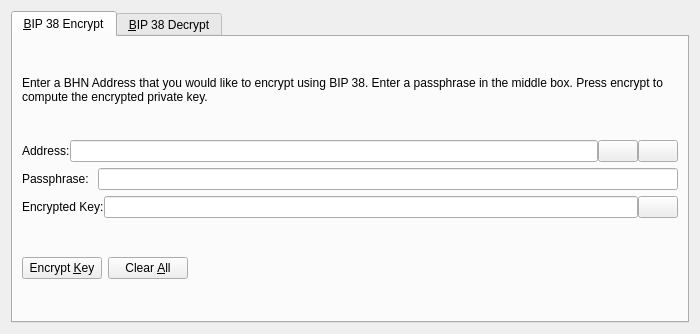
Above: src/qt/forms/bip38tooldialog.ui from CryptoEnder/Leafn0de before the change. Below: the same form after it.
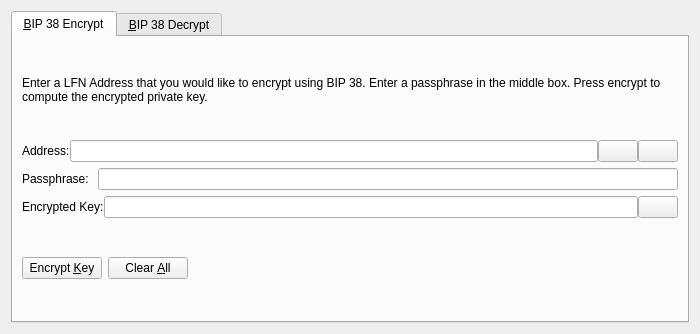
That is the form after the change. The open tabs and pages were chosen to show the change. Icons and pictures are not drawn. Custom widgets are drawn as their Qt base class.

```diff
--- a/src/qt/forms/bip38tooldialog.ui
+++ b/src/qt/forms/bip38tooldialog.ui
@@ -30,7 +30,7 @@
        <item>
         <widget class="QLabel" name="infoLabel_ENC">
          <property name="text">
-          <string>Enter a BHN Address that you would like to encrypt using BIP 38. Enter a passphrase in the middle box. Press encrypt to compute the encrypted private key.</string>
+          <string>Enter a LFN Address that you would like to encrypt using BIP 38. Enter a passphrase in the middle box. Press encrypt to compute the encrypted private key.</string>
          </property>
          <property name="textFormat">
           <enum>Qt::PlainText</enum>
```
Left out of the diff: 24 changed lines with no effect on the pictures.
